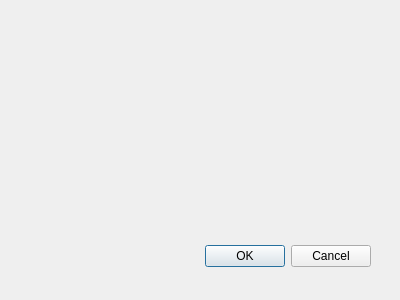
Before: the Qt Designer form fibergis_designer_dialog_base.ui in ChK955/teleplangis, drawn with Qt 5.
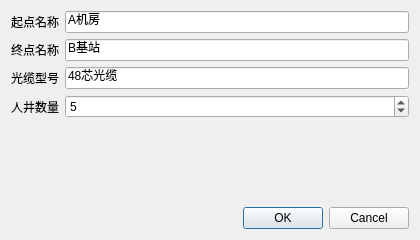
After: the same form once the commit is applied.

Commit message: Add parameter input dialog

The edit to the form file:
```diff
--- a/fibergis_designer_dialog_base.ui
+++ b/fibergis_designer_dialog_base.ui
@@ -1,33 +1,98 @@
 <ui version="4.0" >
  <class>FiberGISDesignerDialogBase</class>
- <widget class="QDialog" name="FiberGISDesignerDialogBase" >
-  <property name="geometry" >
+ <widget class="QDialog" name="FiberGISDesignerDialogBase">
+  <property name="geometry">
    <rect>
     <x>0</x>
     <y>0</y>
-    <width>400</width>
-    <height>300</height>
+    <width>420</width>
+    <height>240</height>
    </rect>
   </property>
   <property name="windowTitle" >
    <string>FiberGIS Designer</string>
   </property>
-  <widget class="QDialogButtonBox" name="button_box" >
-   <property name="geometry" >
-    <rect>
-     <x>30</x>
-     <y>240</y>
-     <width>341</width>
-     <height>32</height>
-    </rect>
-   </property>
-   <property name="orientation" >
-    <enum>Qt::Horizontal</enum>
-   </property>
-   <property name="standardButtons" >
-    <set>QDialogButtonBox::Cancel|QDialogButtonBox::Ok</set>
-   </property>
-  </widget>
+  <layout class="QVBoxLayout" name="verticalLayout">
+   <item>
+    <layout class="QFormLayout" name="formLayout">
+     <property name="labelAlignment">
+      <set>Qt::AlignRight|Qt::AlignTrailing|Qt::AlignVCenter</set>
+     </property>
+     <item row="0" column="0">
+      <widget class="QLabel" name="startNameLabel">
+       <property name="text">
+        <string>起点名称</string>
+       </property>
+      </widget>
+     </item>
+     <item row="0" column="1">
+      <widget class="QLineEdit" name="startNameLineEdit">
+       <property name="text">
+        <string>A机房</string>
+       </property>
+      </widget>
+     </item>
+     <item row="1" column="0">
+      <widget class="QLabel" name="endNameLabel">
+       <property name="text">
+        <string>终点名称</string>
+       </property>
+      </widget>
+     </item>
+     <item row="1" column="1">
+      <widget class="QLineEdit" name="endNameLineEdit">
+       <property name="text">
+        <string>B基站</string>
+       </property>
+      </widget>
+     </item>
+     <item row="2" column="0">
+      <widget class="QLabel" name="cableTypeLabel">
+       <property name="text">
+        <string>光缆型号</string>
+       </property>
+      </widget>
+     </item>
+     <item row="2" column="1">
+      <widget class="QLineEdit" name="cableTypeLineEdit">
+       <property name="text">
+        <string>48芯光缆</string>
+       </property>
+      </widget>
+     </item>
+     <item row="3" column="0">
+      <widget class="QLabel" name="manholeCountLabel">
+       <property name="text">
+        <string>人井数量</string>
+       </property>
+      </widget>
+     </item>
+     <item row="3" column="1">
+      <widget class="QSpinBox" name="manholeCountSpinBox">
+       <property name="minimum">
+        <number>0</number>
+       </property>
+       <property name="maximum">
+        <number>999</number>
+       </property>
+       <property name="value">
+        <number>5</number>
+       </property>
+      </widget>
+     </item>
+    </layout>
+   </item>
+   <item>
+    <widget class="QDialogButtonBox" name="button_box">
+     <property name="orientation">
+      <enum>Qt::Horizontal</enum>
+     </property>
+     <property name="standardButtons">
+      <set>QDialogButtonBox::Cancel|QDialogButtonBox::Ok</set>
+     </property>
+    </widget>
+   </item>
+  </layout>
  </widget>
  <resources/>
  <connections>
```
Left out of the diff: 20 changed lines with no effect on the pictures. The commit also changes 2 other files.
